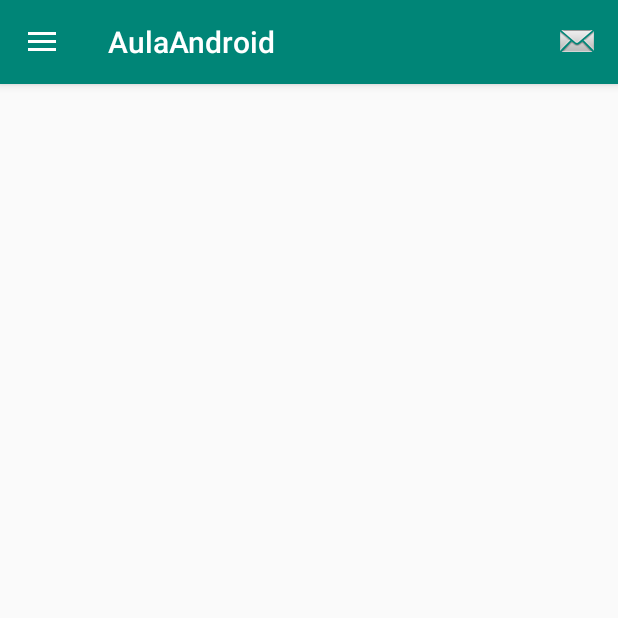
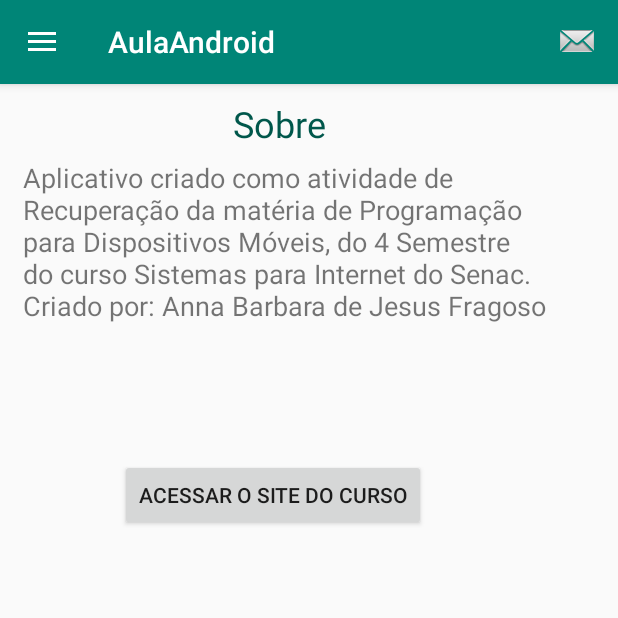
Before and after one commit to AnnaFragoso/AulaAndroid, an Android app: the MainActivity screen opened directly, with no data from a screen before it, after a tap on "Mensagem", on a phone screen of 412 x 824 dp, the top half of it. Run offline under Robolectric (Android 15) with nearby library versions, the phone set to English and light mode, and no system bars.

Commit message:
Validação de cadastro, inicio inclusão de anotações, inclusão pagina sobre, inicio inclusão listagem

```diff
--- a/app/src/main/java/com/example/annafragoso/aulaandroid/MainActivity.java
+++ b/app/src/main/java/com/example/annafragoso/aulaandroid/MainActivity.java
@@ -8,11 +8,13 @@ import android.support.v7.app.AppCompatActivity;
 import android.os.Bundle;
 import android.view.Menu;
 import android.view.MenuItem;
+import android.view.View;
 
 public class MainActivity extends AppCompatActivity {
     private NavigationView navigationView;
     private DrawerLayout drawerLayout;
     private ActionBarDrawerToggle actionBarDrawerToggle;
+    Menu action_messages;
 
 
     @Override
@@ -42,6 +44,13 @@ public class MainActivity extends AppCompatActivity {
                                     R.id.frag_container, fragment).commit();
                             return true;
                         }
+                        if (menuItem.getItemId() == R.id.action_lista) {
+                            ListaFragment fragment = new ListaFragment();
+                            getSupportFragmentManager().beginTransaction().replace(
+                                    R.id.frag_container, fragment).commit();
+                            return true;
+                        }
+
                         return false;
                     }
                 });
@@ -54,6 +63,7 @@ public class MainActivity extends AppCompatActivity {
         drawerLayout.setDrawerListener(actionBarDrawerToggle);
         actionBarDrawerToggle.syncState();
 
+
     }
 
     @Override
@@ -65,6 +75,16 @@ public class MainActivity extends AppCompatActivity {
             Intent intent = new Intent(MainActivity.this, AnotacaoFragment.class);
             startActivity(intent);
         }
+        if(item.getItemId() == R.id.action_lista) {
+            Intent intent = new Intent(MainActivity.this, ListaFragment.class);
+            startActivity(intent);
+        }
+
+        if(item.getItemId() == R.id.action_messages) {
+            SobreFragment fragment = new SobreFragment();
+            getSupportFragmentManager().beginTransaction().replace(
+                    R.id.frag_container, fragment).commit();
+        }
         return super.onOptionsItemSelected(item);
 
     }
@@ -74,4 +94,7 @@ public class MainActivity extends AppCompatActivity {
         getMenuInflater().inflate(R.menu.navegacao, menu);
         return true;
     }
+
+
+
 }
--- /dev/null
+++ b/app/src/main/java/com/example/annafragoso/aulaandroid/SobreFragment.java
@@ -0,0 +1,30 @@
+package com.example.annafragoso.aulaandroid;
+
+
+import android.os.Bundle;
+import android.support.v4.app.Fragment;
+import android.view.LayoutInflater;
+import android.view.View;
+import android.view.ViewGroup;
+import android.widget.Button;
+
+
+/**
+ * A simple {@link Fragment} subclass.
+ */
+public class SobreFragment extends Fragment {
+    Button btnSite;
+
+    public SobreFragment() {
+        // Required empty public constructor
+    }
+
+
+    @Override
+    public View onCreateView(LayoutInflater inflater, ViewGroup container,
+                             Bundle savedInstanceState) {
+        // Inflate the layout for this fragment
+        return inflater.inflate(R.layout.fragment_sobre, container, false);
+    }
+
+}
--- a/app/src/main/res/layout/activity_main.xml
+++ b/app/src/main/res/layout/activity_main.xml
@@ -22,4 +22,6 @@
         app:menu="@menu/menu">
 
     </android.support.design.widget.NavigationView>
+
+
 </android.support.v4.widget.DrawerLayout>
--- /dev/null
+++ b/app/src/main/res/layout/fragment_sobre.xml
@@ -0,0 +1,40 @@
+<?xml version="1.0" encoding="utf-8"?>
+<FrameLayout xmlns:android="http://schemas.android.com/apk/res/android"
+    xmlns:tools="http://schemas.android.com/tools"
+    android:layout_width="match_parent"
+    android:layout_height="match_parent"
+    tools:context=".SobreFragment">
+
+    <!-- TODO: Update blank fragment layout -->
+    <TextView
+        android:layout_width="wrap_content"
+        android:layout_height="wrap_content"
+        android:layout_marginLeft="155dp"
+        android:layout_marginTop="10dp"
+        android:text="Sobre"
+        android:textColor="@color/colorPrimaryDark"
+        android:textSize="24dp" />
+
+    <TextView
+        android:id="@+id/textView"
+        android:layout_width="350dp"
+        android:layout_height="wrap_content"
+        android:text="Aplicativo criado como atividade de Recuperação da matéria de Programação para Dispositivos Móveis, do 4 Semestre do curso Sistemas para Internet do Senac.
+
+Criado por: Anna Barbara de Jesus Fragoso"
+        android:layout_marginTop="50dp"
+        android:layout_marginLeft="15dp"
+        android:layout_marginRight="15dp"
+        android:textSize="18dp"/>
+
+    <Button
+        android:id="@+id/btnSite"
+        android:layout_width="wrap_content"
+        android:layout_height="wrap_content"
+        android:text="Acessar o site do curso"
+        android:layout_marginTop="250dp"
+        android:layout_marginLeft="80dp"
+        android:layout_marginRight="80dp"/>
+
+
+</FrameLayout>
--- a/app/src/main/res/layout/menu_cabecalho.xml
+++ b/app/src/main/res/layout/menu_cabecalho.xml
@@ -10,7 +10,7 @@
     <TextView
         android:layout_width="match_parent"
         android:layout_height="wrap_content"
-        android:text="APLICAÇÃO"
+        android:text="APLICAÇÃO BLOCO DE NOTAS"
         android:textColor="#ffffff"
         android:textSize="20sp" />
 </LinearLayout>
--- a/app/src/main/res/menu/menu.xml
+++ b/app/src/main/res/menu/menu.xml
@@ -6,6 +6,11 @@
             android:checked="false"
             android:icon="@android:drawable/ic_menu_preferences"
             android:title="Anotação" />
+        <item
+            android:id="@+id/action_lista"
+            android:checked="false"
+            android:icon="@android:drawable/ic_menu_preferences"
+            android:title="Lista de Anotação" />
     </group>
 
 </menu>
```
Also changed, not shown: app/src/main/java/com/example/annafragoso/aulaandroid/CadastroActivity.java (+22 -2 lines), app/src/main/java/com/example/annafragoso/aulaandroid/ListaFragment.java (added, +29 -0 lines), app/src/main/res/layout/fragment_anotacao.xml (+53 -2 lines), app/src/main/res/layout/fragment_lista.xml (added, +18 -0 lines).
